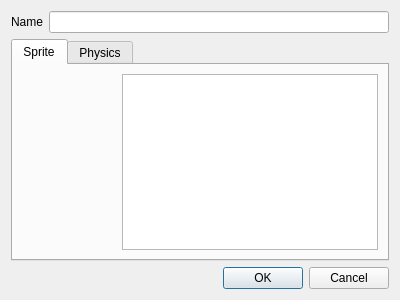
Above: crafter/workshop/newentitydialog.ui from crafter2d/crafter2d before the change. Below: the same form after it.
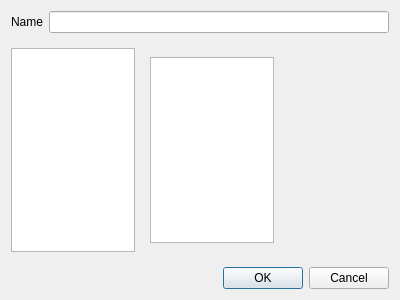
That is the form after the change.

Patch:
```diff
--- a/crafter/workshop/newentitydialog.ui
+++ b/crafter/workshop/newentitydialog.ui
@@ -25,43 +25,66 @@
     <widget class="QLineEdit" name="editName"/>
    </item>
    <item row="1" column="0" colspan="2">
-    <widget class="QTabWidget" name="tabWidget">
+    <widget class="QWidget" name="widget" native="true">
+     <layout class="QHBoxLayout" name="horizontalLayout_2">
+      <property name="leftMargin">
+       <number>0</number>
+      </property>
+      <property name="rightMargin">
+       <number>0</number>
+      </property>
+      <item>
+       <widget class="QListWidget" name="listComponents">
+        <property name="maximumSize">
+         <size>
+          <width>175</width>
+          <height>16777215</height>
+         </size>
+        </property>
+       </widget>
+      </item>
+      <item>
+       <widget class="QStackedWidget" name="stackedWidget">
      <property name="currentIndex">
       <number>0</number>
      </property>
-     <widget class="QWidget" name="tabSprite">
-      <attribute name="title">
-       <string>Sprite</string>
-      </attribute>
-      <layout class="QHBoxLayout" name="horizontalLayout">
+        <widget class="QWidget" name="pageSprite">
+         <layout class="QHBoxLayout" name="horizontalLayout_3">
        <item>
-        <widget class="QWidget" name="image" native="true">
-         <property name="sizePolicy">
-          <sizepolicy hsizetype="Expanding" vsizetype="Expanding">
-           <horstretch>0</horstretch>
-           <verstretch>0</verstretch>
-          </sizepolicy>
+           <widget class="QListWidget" name="listAnimations">
+            <property name="maximumSize">
+             <size>
+              <width>175</width>
+              <height>16777215</height>
+             </size>
          </property>
         </widget>
        </item>
        <item>
-        <widget class="QListWidget" name="listAnimations"/>
+           <widget class="QLabel" name="labelImage">
+            <property name="minimumSize">
+             <size>
+              <width>100</width>
+              <height>0</height>
+             </size>
+            </property>
+            <property name="text">
+             <string/>
+            </property>
+           </widget>
        </item>
       </layout>
      </widget>
-     <widget class="QWidget" name="tabPhysics">
-      <attribute name="title">
-       <string>Physics</string>
-      </attribute>
-      <layout class="QFormLayout" name="formLayout_2">
-       <item row="0" column="0">
+        <widget class="QWidget" name="page_2">
+         <layout class="QVBoxLayout" name="verticalLayout">
+          <item>
         <widget class="QCheckBox" name="chkDynamic">
          <property name="text">
           <string>Dynamic</string>
          </property>
         </widget>
        </item>
-       <item row="1" column="0">
+          <item>
         <widget class="QCheckBox" name="chkRotate">
          <property name="text">
           <string>Allow rotation</string>
@@ -70,6 +93,9 @@
        </item>
       </layout>
      </widget>
+       </widget>
+      </item>
+     </layout>
     </widget>
    </item>
    <item row="2" column="0" colspan="2">
```
Lines whose indentation alone changed are shown as unchanged.
